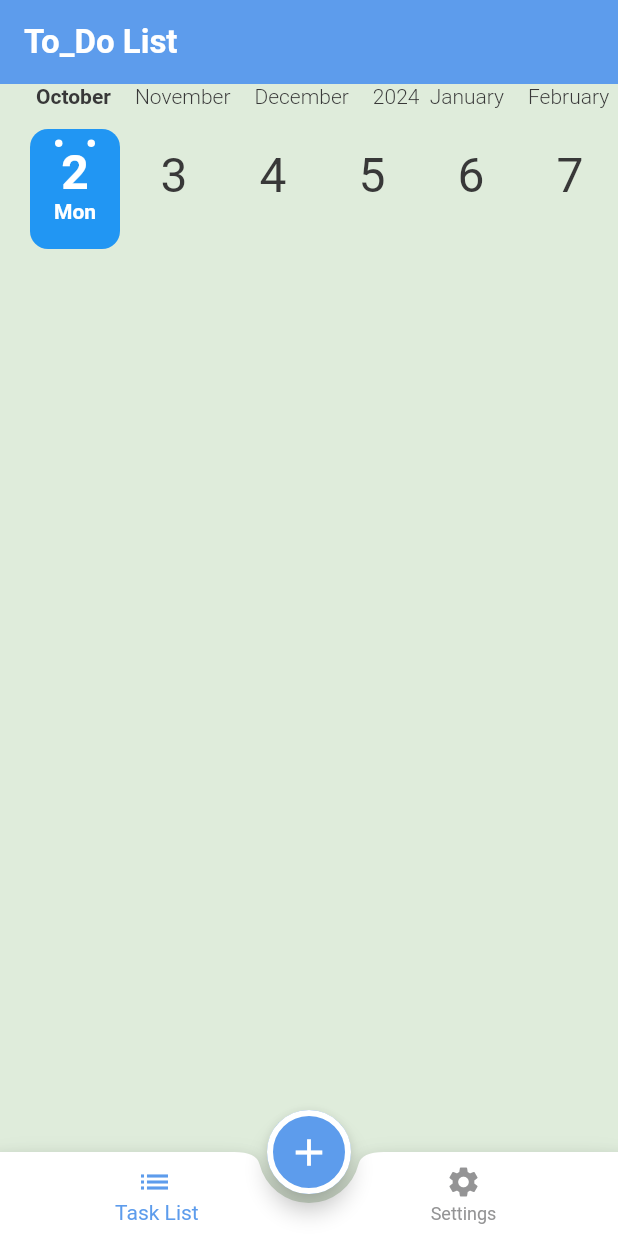
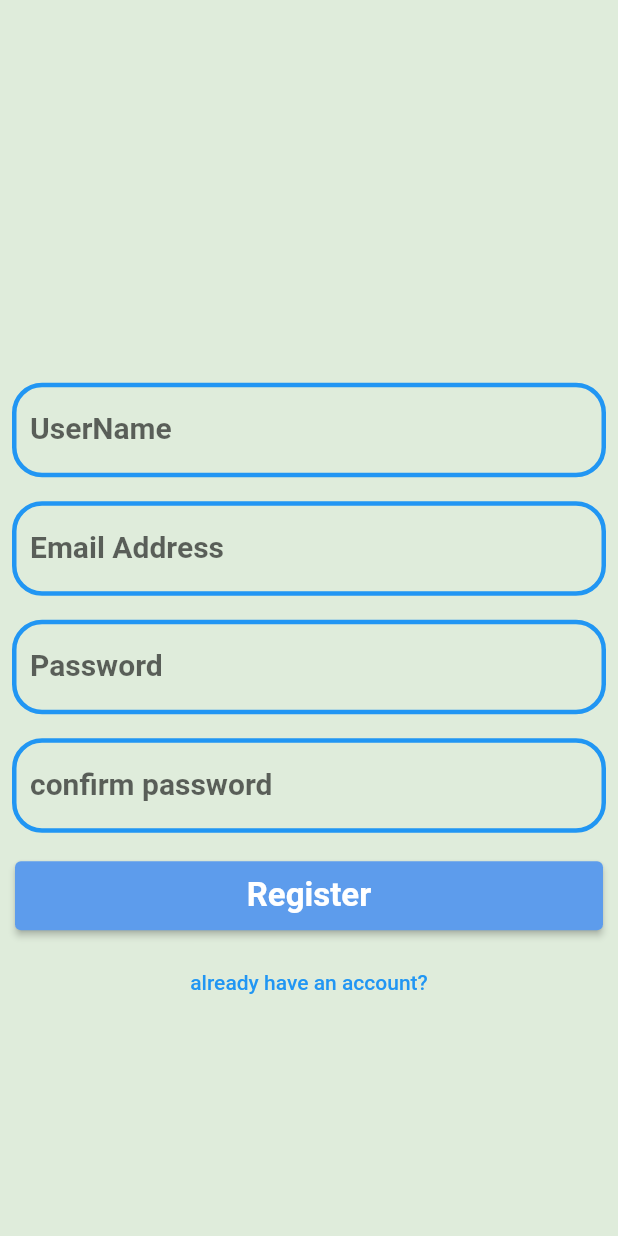
Before and after one commit to sohailadaoud/todo_app, a Flutter app: the screen it shows after launch, on a phone screen of 412 x 824 dp. Run offline on Flutter 3.47's test engine with Material 2 defaults, Android fonts, the phone set to English and light mode, and no system bars; drawn by our look-alikes of calendar_timeline; our stand-ins replace cloud_firestore, firebase_core, flutter_slidable; accounts and stored records are empty; generated files the repository leaves out were written again.

Commit message:
authentication part1 is done.

```diff
--- a/lib/Home/home_screen.dart
+++ b/lib/Home/home_screen.dart
@@ -4,7 +4,8 @@ import 'package:provider/provider.dart';
 import 'package:todo_app/Home/settings/settings_tab.dart';
 import 'package:todo_app/Home/task_list/add_task_bottom_sheet.dart';
 import 'package:todo_app/Home/task_list/task_list_tab.dart';
-import 'package:todo_app/provider/app_config_provider.dart';
+
+import '../providers/app_config_provider.dart';
 
 class HomeScreen extends StatefulWidget {
   static const String routeName = 'home_screen';
--- a/lib/Home/settings/language_bottom_sheet.dart
+++ b/lib/Home/settings/language_bottom_sheet.dart
@@ -2,7 +2,7 @@ import 'package:flutter/material.dart';
 import 'package:flutter_gen/gen_l10n/app_localizations.dart';
 import 'package:provider/provider.dart';
 
-import '../../provider/app_config_provider.dart';
+import '../../providers/app_config_provider.dart';
 
 class LanguageBottomSheet extends StatefulWidget {
   @override
--- a/lib/Home/settings/settings_tab.dart
+++ b/lib/Home/settings/settings_tab.dart
@@ -4,7 +4,8 @@ import 'package:provider/provider.dart';
 import 'package:todo_app/Home/settings/language_bottom_sheet.dart';
 import 'package:todo_app/Home/settings/theme_bottom_sheet.dart';
 import 'package:todo_app/my_theme.dart';
-import 'package:todo_app/provider/app_config_provider.dart';
+
+import '../../providers/app_config_provider.dart';
 
 class SettingsTab extends StatefulWidget {
   @override
--- a/lib/Home/settings/theme_bottom_sheet.dart
+++ b/lib/Home/settings/theme_bottom_sheet.dart
@@ -2,7 +2,7 @@ import 'package:flutter/material.dart';
 import 'package:flutter_gen/gen_l10n/app_localizations.dart';
 import 'package:provider/provider.dart';
 
-import '../../provider/app_config_provider.dart';
+import '../../providers/app_config_provider.dart';
 
 class ThemeBottomSheet extends StatefulWidget {
   @override
--- a/lib/Home/task_list/edit_task_tab.dart
+++ b/lib/Home/task_list/edit_task_tab.dart
@@ -2,7 +2,8 @@ import 'package:flutter/material.dart';
 import 'package:flutter_gen/gen_l10n/app_localizations.dart';
 import 'package:provider/provider.dart';
 import 'package:todo_app/my_theme.dart';
-import 'package:todo_app/provider/app_config_provider.dart';
+
+import '../../providers/app_config_provider.dart';
 
 class EditTaskTab extends StatefulWidget {
   static const String routeName = 'edit_task_screen';
--- a/lib/Home/task_list/task_widget.dart
+++ b/lib/Home/task_list/task_widget.dart
@@ -6,6 +6,7 @@ import 'package:todo_app/firebase_utils.dart';
 import 'package:todo_app/my_theme.dart';
 
 import '../../model/task.dart';
+import '../../providers/app_config_provider.dart';
 import '../../providers/list_provider.dart';
 
 class TaskWidgetItem extends StatelessWidget {
@@ -16,6 +17,7 @@ class TaskWidgetItem extends StatelessWidget {
   @override
   Widget build(BuildContext context) {
     var listProvider = Provider.of<ListProvider>(context);
+    var provider = Provider.of<AppConfigProvider>(context);
 
     return Container(
       margin: EdgeInsets.all(10),
@@ -68,7 +70,7 @@ class TaskWidgetItem extends StatelessWidget {
                     Padding(
                       padding: const EdgeInsets.all(8.0),
                       child: Text(task.title ?? '',
-                          //AppLocalizations.of(context)!.title_task,
+                          // AppLocalizations.of(context)!.title_task ?? '',
                           style:
                               Theme.of(context).textTheme.titleSmall!.copyWith(
                                     color: Theme.of(context).primaryColor,
--- /dev/null
+++ b/lib/authentication /register/register.dart
@@ -0,0 +1,124 @@
+import 'package:flutter/material.dart';
+import 'package:todo_app/authentication%20/login/login.dart';
+import 'package:todo_app/components/custom_textform_field.dart';
+
+class RegisterScreen extends StatelessWidget {
+  static const String routeName = 'register';
+  var nameController = TextEditingController();
+  var emailController = TextEditingController();
+  var passwordController = TextEditingController();
+  var confirmPasswordController = TextEditingController();
+
+  var formKey = GlobalKey<FormState>();
+
+  @override
+  Widget build(BuildContext context) {
+    return Scaffold(
+      body: Stack(
+        children: [
+          // Image.asset('assets/images/background',
+          // width: double.infinity,
+          // fit: BoxFit.fill),
+          Form(
+              key: formKey,
+              child: SingleChildScrollView(
+                child: Column(
+                  crossAxisAlignment: CrossAxisAlignment.stretch,
+                  children: [
+                    SizedBox(
+                      height: MediaQuery.of(context).size.height * 0.3,
+                    ),
+                    CustomTextFormField(
+                      label: 'UserName',
+                      controller: nameController,
+                      validator: (text) {
+                        if (text == null || text.trim().isEmpty) {
+                          return 'please enter your username';
+                        }
+                        return null;
+                      },
+                    ),
+                    CustomTextFormField(
+                      label: 'Email Address',
+                      keyboardType: TextInputType.emailAddress,
+                      controller: emailController,
+                      validator: (text) {
+                        if (text == null || text.trim().isEmpty) {
+                          return 'please enter your email';
+                        }
+                        bool emailValid = RegExp(
+                                r"^[a-zA-Z0-9.a-zA-Z0-9.!#$%&'*+-/=?^_`{|}~]+@[a-zA-Z0-9]+\.[a-zA-Z]+")
+                            .hasMatch(text);
+                        if (!emailValid) {
+                          return 'please enter valid email';
+                        }
+                        return null;
+                      },
+                    ),
+                    CustomTextFormField(
+                      label: 'Password',
+                      keyboardType: TextInputType.number,
+                      controller: passwordController,
+                      validator: (text) {
+                        if (text == null || text.trim().isEmpty) {
+                          return 'please enter your password';
+                        }
+                        if (text.length < 6) {
+                          return 'password should be at least 6 characters';
+                        }
+                        return null;
+                      },
+                      isPassword: true,
+                    ),
+                    CustomTextFormField(
+                      label: 'confirm password',
+                      keyboardType: TextInputType.number,
+                      controller: confirmPasswordController,
+                      validator: (text) {
+                        if (text == null || text.trim().isEmpty) {
+                          return 'please confirm your password';
+                        }
+                        if (text != passwordController) {
+                          return 'password doesnt match';
+                        }
+
+                        return null;
+                      },
+                      isPassword: true,
+                    ),
+                    Padding(
+                      padding: const EdgeInsets.all(10.0),
+                      child: ElevatedButton(
+                        onPressed: () {
+                          register();
+                        },
+                        child: Text(
+                          'Register',
+                          style: Theme.of(context).textTheme.titleLarge,
+                        ),
+                        style: ElevatedButton.styleFrom(
+                          padding: EdgeInsets.symmetric(vertical: 10),
+                        ),
+                      ),
+                    ),
+                    TextButton(
+                        onPressed: () {
+                          //navigate to loginscreen
+                          Navigator.of(context)
+                              .pushNamed(LoginScreen.routeName);
+                        },
+                        child: Text('already have an account?'))
+                  ],
+                ),
+              ))
+        ],
+      ),
+    );
+  }
+
+  void register() {
+    if (formKey.currentState?.validate() == true) {
+      //register
+    }
+  }
+}
--- /dev/null
+++ b/lib/components/custom_textform_field.dart
@@ -0,0 +1,44 @@
+import 'package:flutter/material.dart';
+
+class CustomTextFormField extends StatelessWidget {
+  String label;
+  TextInputType keyboardType;
+  TextEditingController controller;
+  String? Function(String?) validator;
+  bool isPassword;
+
+  CustomTextFormField(
+      {required this.label,
+      this.keyboardType = TextInputType.text,
+      required this.controller,
+      required this.validator,
+      this.isPassword = false});
+
+  @override
+  Widget build(BuildContext context) {
+    return Container(
+      padding: EdgeInsets.all(8),
+      child: TextFormField(
+        decoration: InputDecoration(
+          label: Text(label),
+          enabledBorder: OutlineInputBorder(
+              borderRadius: BorderRadius.circular(20),
+              borderSide: BorderSide(
+                width: 3,
+                color: Theme.of(context).primaryColor,
+              )),
+          focusedBorder: OutlineInputBorder(
+              borderRadius: BorderRadius.circular(20),
+              borderSide: BorderSide(
+                width: 3,
+                color: Theme.of(context).primaryColor,
+              )),
+        ),
+        keyboardType: keyboardType,
+        controller: controller,
+        validator: validator,
+        obscureText: isPassword,
+      ),
+    );
+  }
+}
--- a/lib/main.dart
+++ b/lib/main.dart
@@ -5,8 +5,10 @@ import 'package:flutter_gen/gen_l10n/app_localizations.dart';
 import 'package:provider/provider.dart';
 import 'package:todo_app/Home/home_screen.dart';
 import 'package:todo_app/Home/task_list/edit_task_tab.dart';
+import 'package:todo_app/authentication%20/login/login.dart';
+import 'package:todo_app/authentication%20/register/register.dart';
 import 'package:todo_app/my_theme.dart';
-import 'package:todo_app/provider/app_config_provider.dart';
+import 'package:todo_app/providers/app_config_provider.dart';
 import 'package:todo_app/providers/list_provider.dart';
 //import 'package:flutter_localizations/flutter_localizations.dart';
 
@@ -37,10 +39,12 @@ class MyApp extends StatelessWidget {
 
     return MaterialApp(
       debugShowCheckedModeBanner: false,
-      initialRoute: HomeScreen.routeName,
+      initialRoute: RegisterScreen.routeName,
       routes: {
         HomeScreen.routeName: (context) => HomeScreen(),
         EditTaskTab.routeName: (context) => EditTaskTab(),
+        LoginScreen.routeName: (context) => LoginScreen(),
+        RegisterScreen.routeName: (context) => RegisterScreen(),
       },
       theme: MyTheme.lightTheme,
       darkTheme: MyTheme.darkTheme,
@@ -51,11 +55,3 @@ class MyApp extends StatelessWidget {
     );
   }
 }
-// runApp(
-// ChangeNotifierProvider(
-// //create: (context) => AppCongigProvider(),
-// create: (context) => ListProvider(),
-//
-//
-// child: MyApp()));
-// }
--- a/pubspec.yaml
+++ b/pubspec.yaml
@@ -74,8 +74,8 @@ flutter:
   uses-material-design: true
 
   # To add assets to your application, add an assets section, like this:
-  # assets:
-  #   - images/a_dot_burr.jpeg
+  assets:
+    - assets/images/
   #   - images/a_dot_ham.jpeg
 
   # An image asset can refer to one or more resolution-specific "variants", see
```
Also changed, not shown: lib/authentication /login/login.dart (added, +112 -0 lines), lib/providers/app_config_provider.dart (renamed from lib/provider/app_config_provider.dart).
